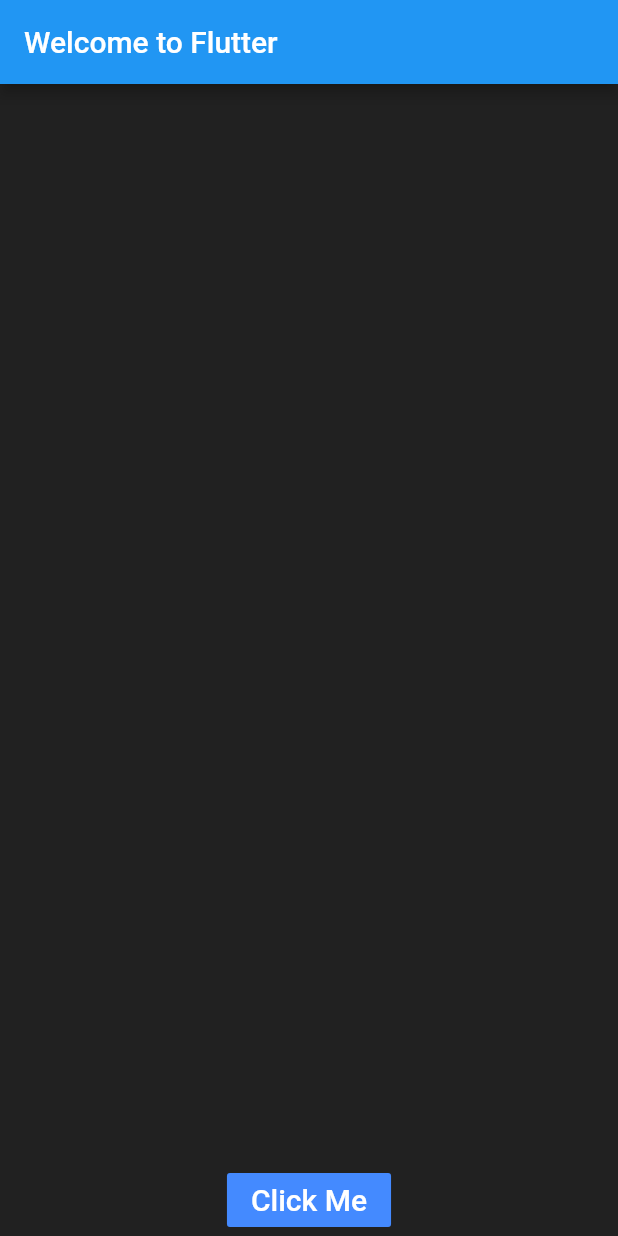
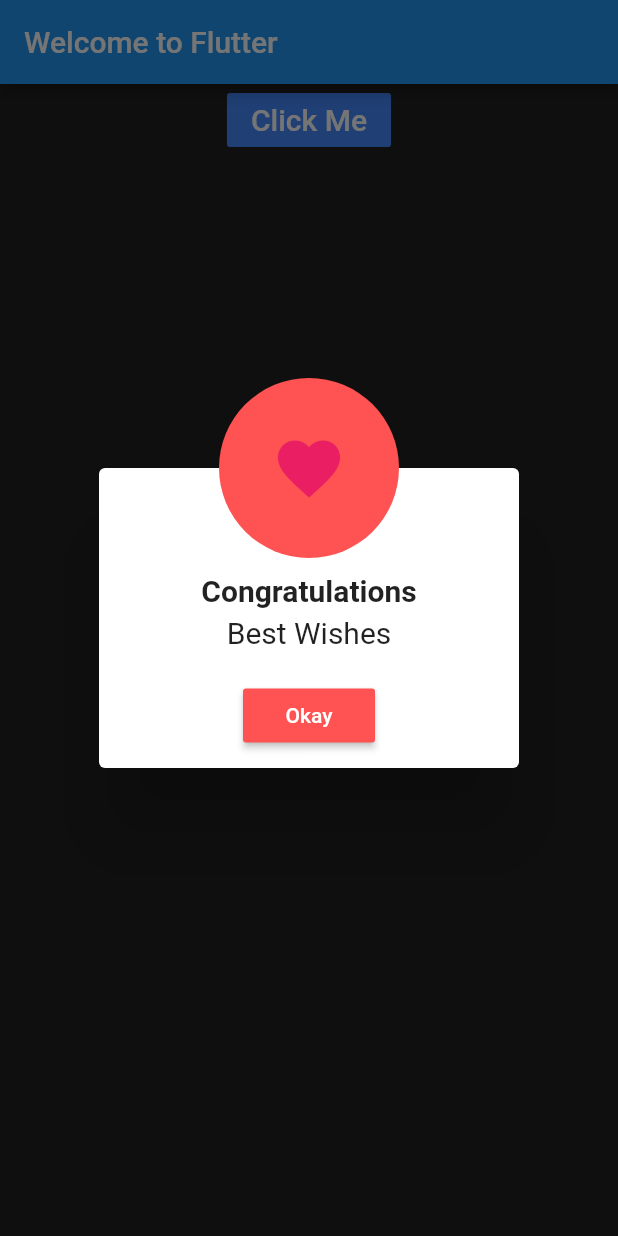
Before and after one commit to MVhettiarachchi/confettiApp, a Flutter app: the screen it shows after launch, after a tap on "Click Me", on a phone screen of 412 x 824 dp. Run offline on Flutter 3.47's test engine with Material 2 defaults, Android fonts, the phone set to English and light mode, and no system bars; our stand-ins replace confetti.

Commit message:
create pop up message

```diff
--- a/lib/main.dart
+++ b/lib/main.dart
@@ -31,12 +31,12 @@ class ConfettiSample extends StatefulWidget {
 
 class _ConfettiSampleState  extends State<ConfettiSample> {
 
-  ConfettiController _controllerBottomCenter;
+  ConfettiController _controllerTopCenter;
 
   @override
   void initState() {
 
-    _controllerBottomCenter =
+    _controllerTopCenter =
         ConfettiController(duration: const Duration(seconds: 10));
     super.initState();
   }
@@ -44,7 +44,7 @@ class _ConfettiSampleState  extends State<ConfettiSample> {
   @override
   void dispose() {
 
-    _controllerBottomCenter.dispose();
+    _controllerTopCenter.dispose();
     super.dispose();
   }
 
@@ -55,20 +55,22 @@ class _ConfettiSampleState  extends State<ConfettiSample> {
 
 
         Align(
-          alignment: Alignment.bottomCenter,
+          alignment: Alignment.topCenter,
           child: ConfettiWidget(
-            confettiController:  _controllerBottomCenter,
-            blastDirection: -pi / 2, // radial value bottom
+            confettiController:  _controllerTopCenter,
+            //blastDirection: -pi / 2, // radial value bottom
+            blastDirectionality: BlastDirectionality.explosive,
             particleDrag: 0.05, // apply drag to the confetti
             emissionFrequency: 0.05, // how often it should emit
             numberOfParticles: 20, // number of particles to emit
             gravity: 0.3,
             maxBlastForce: 100,
             minBlastForce: 80,
-            shouldLoop: false,
+            shouldLoop: true,
             colors: const [
-              Colors.green,
+              Colors.lightGreen,
               Colors.blue,
+              Colors.lightBlue,
               Colors.pink,
               Colors.yellow,
               Colors.purple,
@@ -78,11 +80,15 @@ class _ConfettiSampleState  extends State<ConfettiSample> {
           ),
         ),
         Align(
-          alignment: Alignment.bottomCenter,
+          alignment: Alignment.topCenter,
           child: FlatButton(
               color: Colors.blueAccent,
               onPressed: () {
-                 _controllerBottomCenter.play();
+                 _controllerTopCenter.play();
+                 showDialog(context: context,
+                  builder: (BuildContext context){
+                    return SimpleCustomAlert();
+                  });
               },
               child: _display('Click Me')),
         ),
@@ -97,3 +103,53 @@ class _ConfettiSampleState  extends State<ConfettiSample> {
     );
   }
 }
+
+class SimpleCustomAlert extends StatefulWidget {
+  @override
+  _SimpleCustomAlertState createState() => _SimpleCustomAlertState();
+}
+
+class _SimpleCustomAlertState extends State<SimpleCustomAlert> {
+  @override
+  Widget build(BuildContext context) {
+    return Dialog(
+      shape: RoundedRectangleBorder(
+        borderRadius: BorderRadius.circular(4.0)
+      ),
+      child: Stack(
+        overflow: Overflow.visible,
+        alignment: Alignment.topCenter,
+        children: [
+          Container(
+            height: 200,
+            child: Padding(
+              padding: const EdgeInsets.fromLTRB(10, 70, 10, 10),
+              child: Column(
+                children: [
+                  Text('Congratulations', style: TextStyle(fontWeight: FontWeight.bold, fontSize: 20),),
+                  SizedBox(height: 5,),
+                  Text('Best Wishes', style: TextStyle(fontSize: 20),),
+                  SizedBox(height: 20,),
+                  RaisedButton(onPressed: () {
+                    Navigator.of(context).pop();
+                  },
+                    color: Colors.redAccent,
+                    child: Text('Okay', style: TextStyle(color: Colors.white),),
+                  )
+                ],
+              ),
+            ),
+          ),
+          Positioned(
+            top: -60,
+            child: CircleAvatar(
+              backgroundColor: Colors.redAccent,
+              radius: 60,
+              child: Icon(Icons.favorite,color: Colors.pink, size: 50,),
+            )
+          ),
+        ],
+      )
+    );
+  }
+}
```
